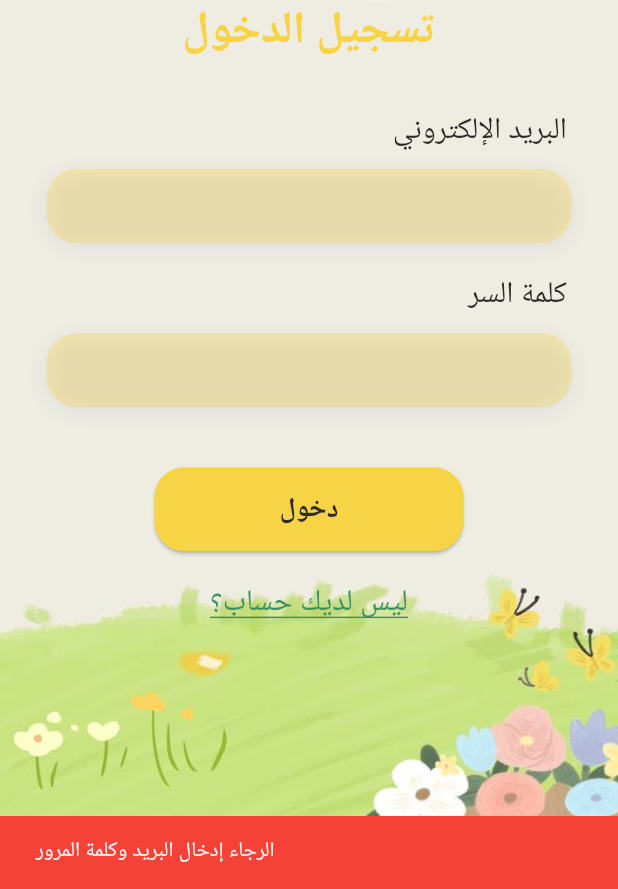
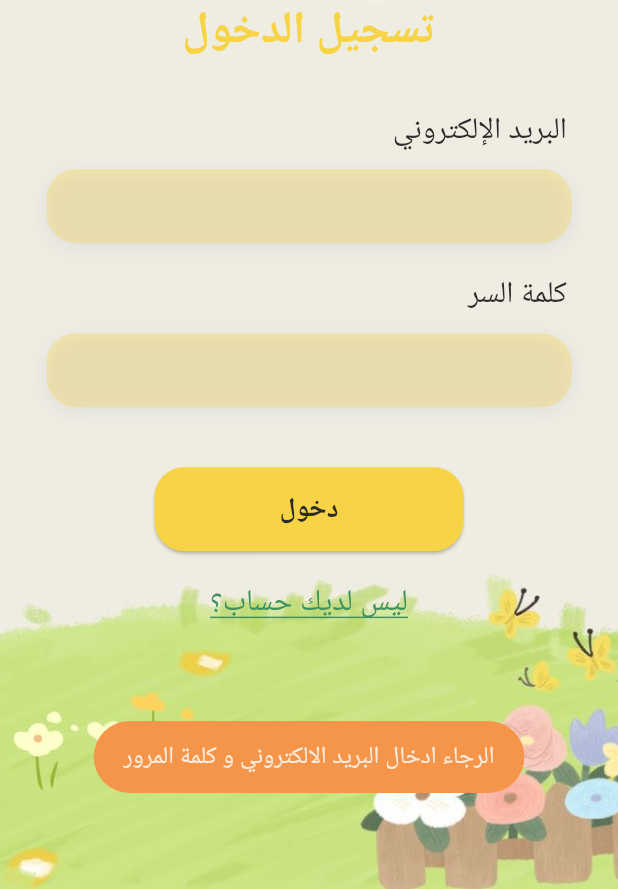
Before and after one commit to Eya-Manai/Allemni-learning-App-for-kids-, a Flutter app: the screen it shows after launch, after a tap on "دخول", on a phone screen of 412 x 824 dp, the part 347-1236 px from its top. Run offline on Flutter 3.47's test engine with Material 3 defaults, Android fonts, the phone set to English and light mode, and no system bars; our stand-ins replace firebase_auth, firebase_core, fluttertoast; accounts and stored records are empty; Roboto replaces fonts that are missing (childFont).

Commit message:
Sign up and login controller

```diff
--- a/lib/constants/color.dart
+++ /dev/null
@@ -1 +0,0 @@
-// TODO Implement this library.
--- /dev/null
+++ b/lib/constants/toast.dart
@@ -0,0 +1,14 @@
+import 'package:allemni/constants/colors.dart';
+import 'package:fluttertoast/fluttertoast.dart';
+
+void showToast({required String message}) {
+  Fluttertoast.showToast(
+    msg: message,
+    toastLength: Toast.LENGTH_SHORT,
+    gravity: ToastGravity.BOTTOM,
+    timeInSecForIosWeb: 1,
+    backgroundColor: AppColors.orange,
+    textColor: AppColors.white,
+    fontSize: 16,
+  );
+}
--- a/lib/interfaces/login.dart
+++ b/lib/interfaces/login.dart
@@ -1,5 +1,7 @@
 import 'package:allemni/constants/colors.dart';
+import 'package:allemni/constants/toast.dart';
 import 'package:allemni/routes/routes.dart';
+import 'package:allemni/services/firebase_auth_services.dart';
 import 'package:allemni/widgets/draw_background.dart';
 import 'package:allemni/widgets/draw_input_field.dart';
 import 'package:allemni/widgets/draw_title.dart';
@@ -18,32 +20,36 @@ class LoginInterface extends StatefulWidget {
 class _LoginInterfaceState extends State<LoginInterface> {
   final _emailController = TextEditingController();
   final _passwordController = TextEditingController();
-
+  final FirebaseAuthServices _auth = FirebaseAuthServices();
+  bool _isLoggingIn = false;
   Future<void> _login() async {
     final email = _emailController.text.trim();
     final password = _passwordController.text.trim();
 
     if (email.isEmpty || password.isEmpty) {
-      ScaffoldMessenger.of(context).showSnackBar(
-        const SnackBar(
-          content: Text('الرجاء إدخال البريد وكلمة المرور'),
-          backgroundColor: Colors.red,
-        ),
-      );
+      showToast(message: "الرجاء ادخال البريد الالكتروني و كلمة المرور");
       return;
     }
-
+    setState(() {
+      _isLoggingIn = true;
+    });
     try {
-      final userCredential = await FirebaseAuth.instance
-          .signInWithEmailAndPassword(email: email, password: password);
+      final user = await _auth.signInWithEmailAndPassword(email, password);
+      setState(() {
+        _isLoggingIn = false;
+      });
+      if (user != null) {
+        //ignore: avoid_print
+        print("✅ Login success: ${user.uid}");
+      }
+    } on FirebaseAuthException catch (e) {
+      setState(() {
+        _isLoggingIn = false;
+      });
       //ignore: avoid_print
-      print("✅ Login success: ${userCredential.user?.uid}");
-    } on FirebaseAuthException catch (e) {
+      print("FirebaseAuthException code: ${e.code}");
       //ignore: avoid_print
-      print('🔥 FirebaseAuthException code: ${e.code}');
-      //ignore: avoid_print
-      print('🔥 FirebaseAuthException message: ${e.message}');
-
+      print("FirebaseAuthException message: ${e.message}");
       String errorMsg;
       switch (e.code) {
         case 'invalid-email':
@@ -55,24 +61,14 @@ class _LoginInterfaceState extends State<LoginInterface> {
         case 'wrong-password':
           errorMsg = 'كلمة السر غير صحيحة.';
           break;
+        case 'invalid-credential':
+          errorMsg = 'بيانات الدخول غير صحيحة.';
+          break;
         default:
           errorMsg = 'حدث خطأ: ${e.code}';
       }
 
-      if (mounted) {
-        ScaffoldMessenger.of(context).showSnackBar(
-          SnackBar(content: Text(errorMsg), backgroundColor: Colors.red),
-        );
-      }
-    } catch (e) {
-      if (mounted) {
-        ScaffoldMessenger.of(context).showSnackBar(
-          const SnackBar(
-            content: Text('حدث خطأ أثناء تسجيل الدخول.'),
-            backgroundColor: Colors.red,
-          ),
-        );
-      }
+      showToast(message: errorMsg);
     }
   }
 
@@ -100,6 +96,16 @@ class _LoginInterfaceState extends State<LoginInterface> {
                     onPressed: () {
                       _login();
                     },
+                    child: _isLoggingIn
+                        ? const SizedBox(
+                            width: 24,
+                            height: 24,
+                            child: CircularProgressIndicator(
+                              color: AppColors.white,
+                              strokeWidth: 2,
+                            ),
+                          )
+                        : null,
                   ),
                   const SizedBox(height: 20),
                   _buildSignUpLink(),
--- a/lib/widgets/draw_yellow_button.dart
+++ b/lib/widgets/draw_yellow_button.dart
@@ -4,8 +4,14 @@ import 'package:flutter/material.dart';
 class YellowButton extends StatelessWidget {
   final String text;
   final VoidCallback? onPressed;
+  final Widget? child;
 
-  const YellowButton({super.key, required this.text, this.onPressed});
+  const YellowButton({
+    super.key,
+    required this.text,
+    this.onPressed,
+    this.child,
+  });
 
   @override
   Widget build(BuildContext context) {
@@ -17,7 +23,9 @@ class YellowButton extends StatelessWidget {
         minimumSize: Size(MediaQuery.of(context).size.width * 0.5, 50),
         padding: const EdgeInsets.symmetric(horizontal: 20, vertical: 15),
       ),
-      child: Text(
+      child:
+          child ??
+          Text(
             text,
             style: TextStyle(
               fontSize: 18,
--- a/pubspec.yaml
+++ b/pubspec.yaml
@@ -35,6 +35,8 @@ dependencies:
   # Use with the CupertinoIcons class for iOS style icons.
   firebase_core: ^3.14.0
   firebase_auth: ^5.6.0
+  cloud_firestore: ^5.6.9
+  fluttertoast: ^8.2.12
   cupertino_icons: ^1.0.8
 
 dev_dependencies:
```
Also changed, not shown: lib/interfaces/parenthome.dart (+12 -0 lines), lib/interfaces/signup.dart (+100 -1 lines), lib/services/firebase_auth_services.dart (added, +49 -0 lines), pubspec.lock, 3 other files. Lines whose indentation alone changed are shown as unchanged.
